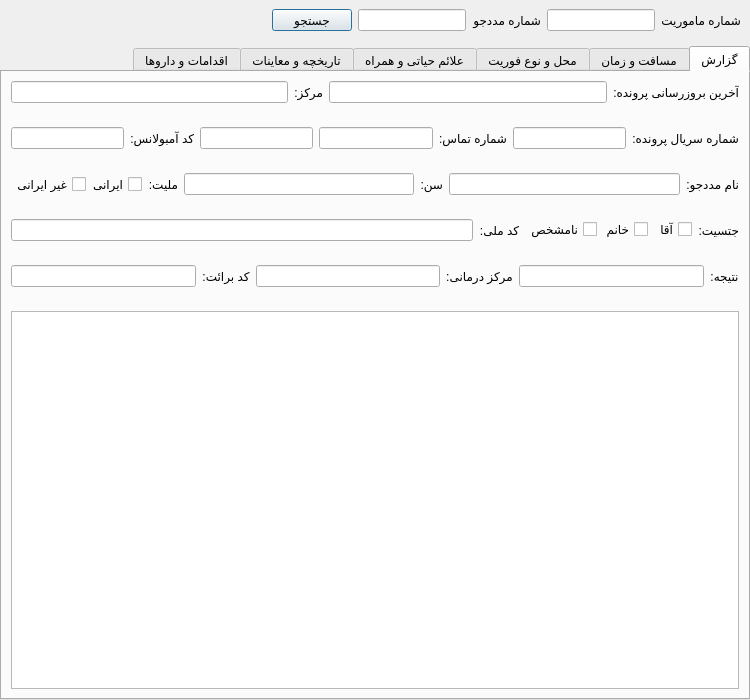
Old version of the form src/hamyar_paygah/new_ui/widgets/mission_details_tab.ui in the repository MohsenHNSJ/HamyarPaygahPy.
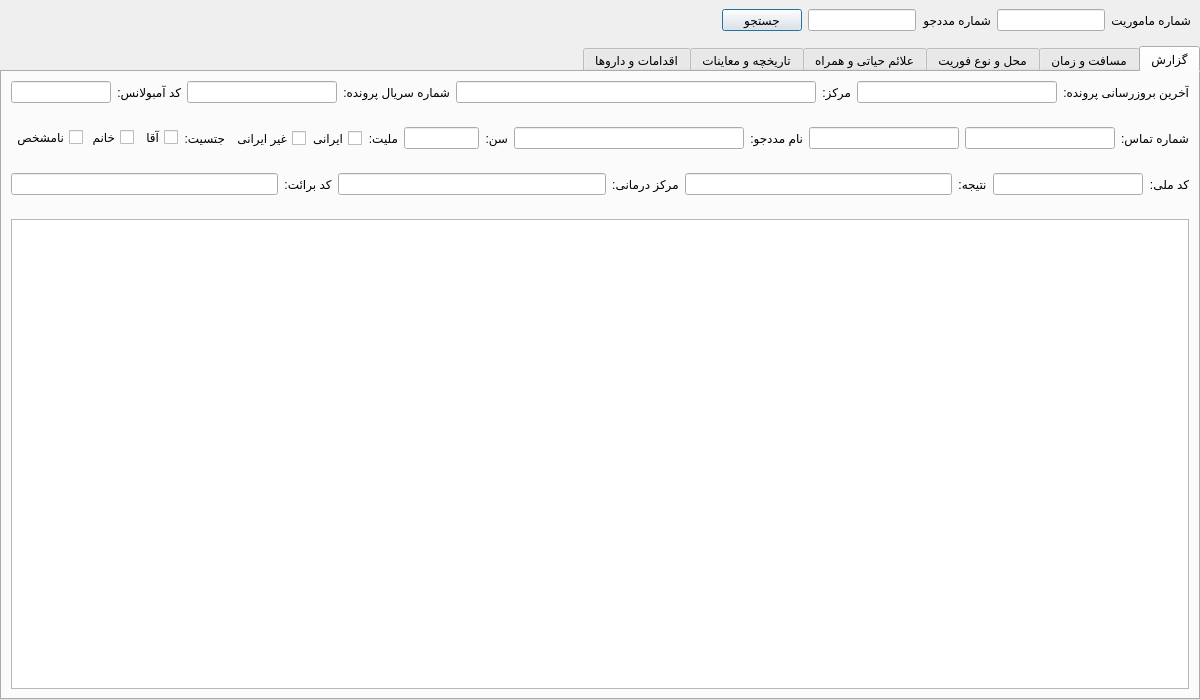
New version of the form.

Commit message: feature: Improve mission details first tab

The edit to the form file:
```diff
--- a/src/hamyar_paygah/new_ui/widgets/mission_details_tab.ui
+++ b/src/hamyar_paygah/new_ui/widgets/mission_details_tab.ui
@@ -6,7 +6,7 @@
    <rect>
     <x>0</x>
     <y>0</y>
-    <width>750</width>
+    <width>1200</width>
     <height>700</height>
    </rect>
   </property>
@@ -18,7 +18,7 @@
   </property>
   <property name="minimumSize">
    <size>
-    <width>750</width>
+    <width>1200</width>
     <height>700</height>
    </size>
   </property>
@@ -182,6 +182,15 @@
           </item>
           <item>
            <widget class="QLineEdit" name="last_update_field">
+            <property name="maximumSize">
+             <size>
+              <width>200</width>
+              <height>16777215</height>
+             </size>
+            </property>
+            <property name="text">
+             <string/>
+            </property>
             <property name="alignment">
              <set>Qt::AlignmentFlag::AlignCenter</set>
             </property>
@@ -202,6 +211,15 @@
           </item>
           <item>
            <widget class="QLineEdit" name="base_station_field">
+            <property name="maximumSize">
+             <size>
+              <width>16777215</width>
+              <height>16777215</height>
+             </size>
+            </property>
+            <property name="text">
+             <string/>
+            </property>
             <property name="alignment">
              <set>Qt::AlignmentFlag::AlignCenter</set>
             </property>
@@ -210,18 +228,6 @@
             </property>
            </widget>
           </item>
-         </layout>
-        </widget>
-       </item>
-       <item>
-        <widget class="QWidget" name="pre_information_section_2" native="true">
-         <property name="maximumSize">
-          <size>
-           <width>16777215</width>
-           <height>50</height>
-          </size>
-         </property>
-         <layout class="QHBoxLayout" name="horizontalLayout_4">
           <item>
            <widget class="QLabel" name="document_serial_number_label">
             <property name="text">
@@ -234,6 +240,15 @@
           </item>
           <item>
            <widget class="QLineEdit" name="document_serial_number_field">
+            <property name="maximumSize">
+             <size>
+              <width>150</width>
+              <height>16777215</height>
+             </size>
+            </property>
+            <property name="text">
+             <string/>
+            </property>
             <property name="alignment">
              <set>Qt::AlignmentFlag::AlignCenter</set>
             </property>
@@ -242,6 +257,44 @@
             </property>
            </widget>
           </item>
+          <item>
+           <widget class="QLabel" name="ambulance_code_label">
+            <property name="text">
+             <string>کد آمبولانس:</string>
+            </property>
+            <property name="textFormat">
+             <enum>Qt::TextFormat::PlainText</enum>
+            </property>
+           </widget>
+          </item>
+          <item>
+           <widget class="QLineEdit" name="ambulance_code_field">
+            <property name="maximumSize">
+             <size>
+              <width>100</width>
+              <height>16777215</height>
+             </size>
+            </property>
+            <property name="alignment">
+             <set>Qt::AlignmentFlag::AlignCenter</set>
+            </property>
+            <property name="readOnly">
+             <bool>true</bool>
+            </property>
+           </widget>
+          </item>
+         </layout>
+        </widget>
+       </item>
+       <item>
+        <widget class="QWidget" name="pre_information_section_2" native="true">
+         <property name="maximumSize">
+          <size>
+           <width>16777215</width>
+           <height>50</height>
+          </size>
+         </property>
+         <layout class="QHBoxLayout" name="horizontalLayout_4">
           <item>
            <widget class="QLabel" name="caller_number_label">
             <property name="text">
@@ -254,6 +307,15 @@
           </item>
           <item>
            <widget class="QLineEdit" name="caller_number_field">
+            <property name="maximumSize">
+             <size>
+              <width>150</width>
+              <height>16777215</height>
+             </size>
+            </property>
+            <property name="text">
+             <string/>
+            </property>
             <property name="alignment">
              <set>Qt::AlignmentFlag::AlignCenter</set>
             </property>
@@ -264,26 +326,12 @@
           </item>
           <item>
            <widget class="QLineEdit" name="backup_number_field">
-            <property name="alignment">
-             <set>Qt::AlignmentFlag::AlignCenter</set>
+            <property name="maximumSize">
+             <size>
+              <width>150</width>
+              <height>16777215</height>
+             </size>
             </property>
-            <property name="readOnly">
-             <bool>true</bool>
-            </property>
-           </widget>
-          </item>
-          <item>
-           <widget class="QLabel" name="ambulance_code_label">
-            <property name="text">
-             <string>کد آمبولانس:</string>
-            </property>
-            <property name="textFormat">
-             <enum>Qt::TextFormat::PlainText</enum>
-            </property>
-           </widget>
-          </item>
-          <item>
-           <widget class="QLineEdit" name="ambulance_code_field">
             <property name="alignment">
              <set>Qt::AlignmentFlag::AlignCenter</set>
             </property>
@@ -292,18 +340,6 @@
             </property>
            </widget>
           </item>
-         </layout>
-        </widget>
-       </item>
-       <item>
-        <widget class="QWidget" name="information_section_1" native="true">
-         <property name="maximumSize">
-          <size>
-           <width>16777215</width>
-           <height>40</height>
-          </size>
-         </property>
-         <layout class="QHBoxLayout" name="horizontalLayout_3">
           <item>
            <widget class="QLabel" name="patient_name_label">
             <property name="sizePolicy">
@@ -328,6 +364,15 @@
           </item>
           <item>
            <widget class="QLineEdit" name="patient_name_field">
+            <property name="maximumSize">
+             <size>
+              <width>16777215</width>
+              <height>16777215</height>
+             </size>
+            </property>
+            <property name="text">
+             <string/>
+            </property>
             <property name="alignment">
              <set>Qt::AlignmentFlag::AlignCenter</set>
             </property>
@@ -354,6 +399,12 @@
           </item>
           <item>
            <widget class="QLineEdit" name="age_field">
+            <property name="maximumSize">
+             <size>
+              <width>75</width>
+              <height>16777215</height>
+             </size>
+            </property>
             <property name="alignment">
              <set>Qt::AlignmentFlag::AlignCenter</set>
             </property>
@@ -428,18 +479,6 @@
             </property>
            </widget>
           </item>
-         </layout>
-        </widget>
-       </item>
-       <item>
-        <widget class="QWidget" name="information_section_2" native="true">
-         <property name="maximumSize">
-          <size>
-           <width>16777215</width>
-           <height>40</height>
-          </size>
-         </property>
-         <layout class="QHBoxLayout" name="horizontalLayout_2">
           <item>
            <widget class="QLabel" name="gender_label">
             <property name="maximumSize">
@@ -522,6 +561,12 @@
             </property>
            </widget>
           </item>
+         </layout>
+        </widget>
+       </item>
+       <item>
+        <widget class="QWidget" name="result_section" native="true">
+         <layout class="QHBoxLayout" name="horizontalLayout_29">
           <item>
            <widget class="QLabel" name="national_code_label">
             <property name="maximumSize">
@@ -540,6 +585,15 @@
           </item>
           <item>
            <widget class="QLineEdit" name="national_code_field">
+            <property name="maximumSize">
+             <size>
+              <width>150</width>
+              <height>16777215</height>
+             </size>
+            </property>
+            <property name="text">
+             <string/>
+            </property>
             <property name="alignment">
              <set>Qt::AlignmentFlag::AlignCenter</set>
             </property>
@@ -548,12 +602,6 @@
             </property>
            </widget>
           </item>
-         </layout>
-        </widget>
-       </item>
-       <item>
-        <widget class="QWidget" name="result_section" native="true">
-         <layout class="QHBoxLayout" name="horizontalLayout_29">
           <item>
            <widget class="QLabel" name="mission_result_label">
             <property name="text">
```
The commit also changes 1 other file.
